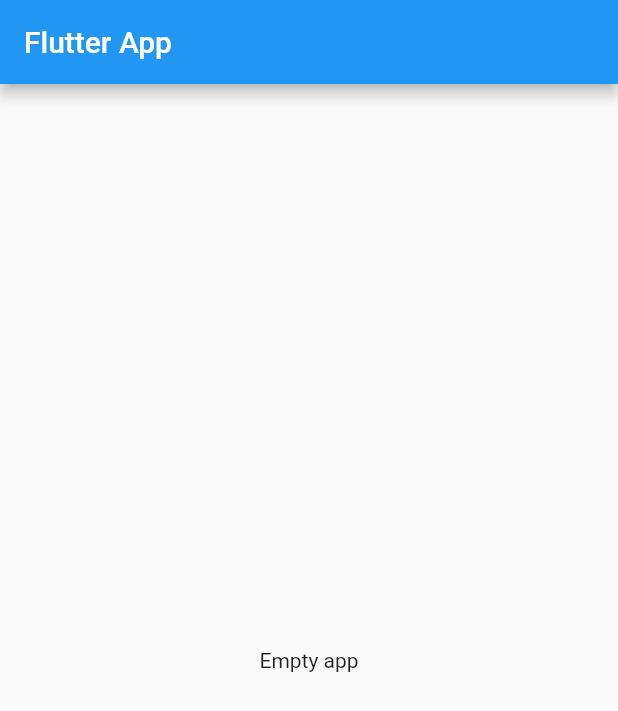
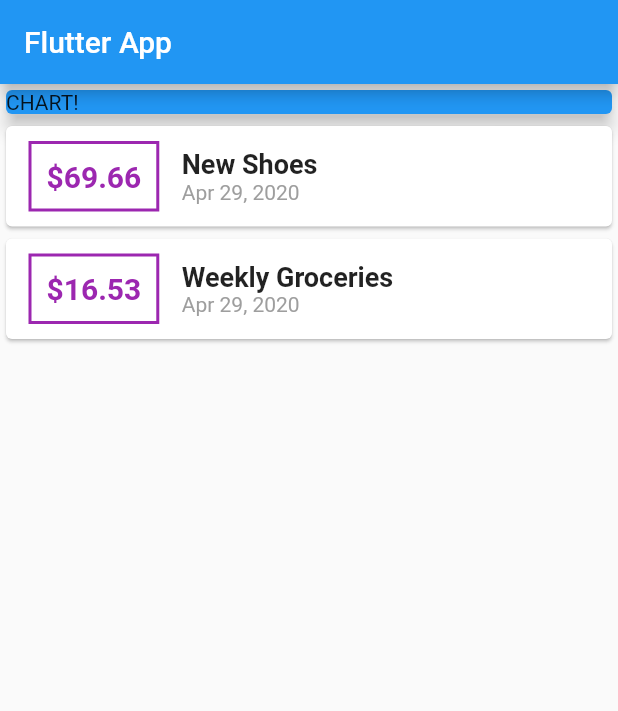
Before and after one commit to wcoder/flutter-playground, a Flutter app: the screen it shows after launch, on a phone screen of 412 x 824 dp. Shown: the top 711 px of the screen. Run offline on Flutter 3.47's test engine with Material 2 defaults, Android fonts, the phone set to English and light mode, and no system bars.

Commit message:
Add basic UI

```diff
--- a/expense_app/lib/main.dart
+++ b/expense_app/lib/main.dart
@@ -1,4 +1,6 @@
 import 'package:flutter/material.dart';
+import 'package:intl/intl.dart';
+import './transaction.dart';
 
 void main() => runApp(MyApp());
 
@@ -14,15 +16,80 @@ class MyApp extends StatelessWidget {
 }
 
 class MyHomePage extends StatelessWidget {
+  final List<Transaction> transactions = [
+    Transaction(
+        id: 't1', title: 'New Shoes', amount: 69.66, data: DateTime.now()),
+    Transaction(
+        id: 't2',
+        title: 'Weekly Groceries',
+        amount: 16.53,
+        data: DateTime.now()),
+  ];
+
   @override
   Widget build(BuildContext context) {
     return Scaffold(
       appBar: AppBar(
         title: Text('Flutter App'),
       ),
-      body: Center(
-          child: Text('Empty app')
-      ),
-    );
+      body: Column(
+        crossAxisAlignment: CrossAxisAlignment.stretch,
+        children: <Widget>[
+          Card(
+            color: Colors.blue,
+            child: Text('CHART!'),
+            elevation: 5,
+          ),
+          Column(
+            children: transactions.map((transaction) {
+              return Card(
+                child: Row(
+                  children: <Widget>[
+                    Container(
+                      margin: EdgeInsets.symmetric(
+                        vertical: 10,
+                        horizontal: 15
+                      ),
+                      decoration: BoxDecoration(
+                        border: Border.all(
+                          color: Colors.purple,
+                          width: 2
+                        )
+                      ),
+                      padding: EdgeInsets.all(10),
+                      child: Text(
+                        '\$${transaction.amount}',
+                        style: TextStyle(
+                          fontWeight: FontWeight.bold,
+                          fontSize: 20,
+                          color: Colors.purple
+                        ),
+                      ),
+                    ),
+                    Column(
+                      crossAxisAlignment: CrossAxisAlignment.start,
+                      children: <Widget>[
+                        Text(
+                          transaction.title,
+                          style: TextStyle(
+                            fontSize: 18,
+                            fontWeight: FontWeight.bold,
+                          ),
+                        ),
+                        Text(
+                          DateFormat.yMMMd().format(transaction.data),
+                          style: TextStyle(
+                            color: Colors.grey
+                          ),
+                        )
+                      ],
+                    )
+                  ],
+                ),
+              );
+            }).toList(),
+          )
+        ],
+      ));
   }
 }
--- /dev/null
+++ b/expense_app/lib/transaction.dart
@@ -0,0 +1,13 @@
+class Transaction {
+  final String id;
+  final String title;
+  final double amount;
+  final DateTime data;
+
+  Transaction({
+    this.id,
+    this.title,
+    this.amount,
+    this.data
+  });
+}
--- a/expense_app/pubspec.yaml
+++ b/expense_app/pubspec.yaml
@@ -19,6 +19,7 @@ environment:
 dependencies:
   flutter:
     sdk: flutter
+  intl: ^0.16.1
 
   # The following adds the Cupertino Icons font to your application.
   # Use with the CupertinoIcons class for iOS style icons.
```
Also changed, not shown: expense_app/pubspec.lock.
